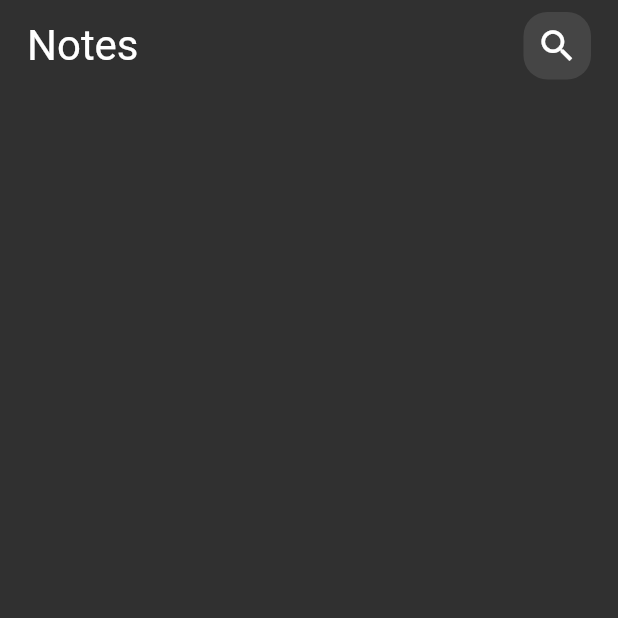
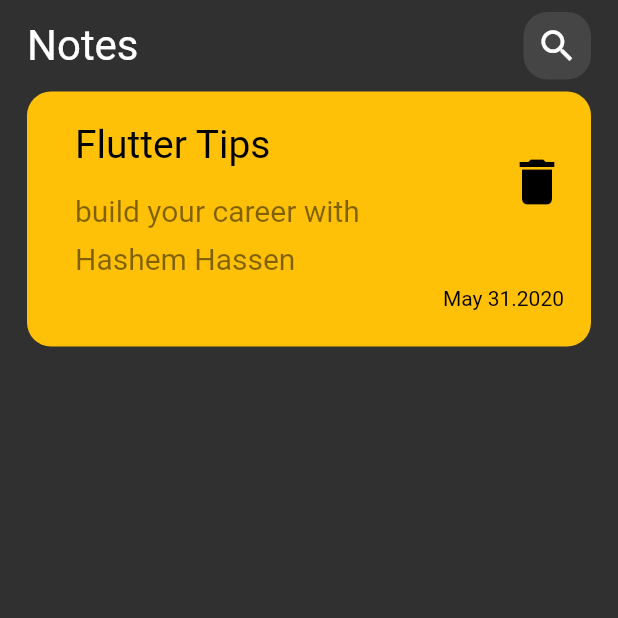
Before and after one commit to hashem2770/note-app, a Flutter app: the screen it shows after launch, on a phone screen of 412 x 824 dp, the top half of it. Run offline on Flutter 3.47's test engine with Material 2 defaults, Android fonts, the phone set to English and light mode, and no system bars.

Commit message:
create custom NoteItem

```diff
--- /dev/null
+++ b/lib/views/widgets/custom_note_item.dart
@@ -0,0 +1,48 @@
+import 'package:flutter/material.dart';
+
+class NoteItem extends StatelessWidget {
+  const NoteItem({Key? key, required this.title, required this.subTitle})
+      : super(key: key);
+  final String title;
+  final String subTitle;
+
+  @override
+  Widget build(BuildContext context) {
+    return Container(
+      padding: const EdgeInsets.only(top: 16,bottom: 16,left: 16),
+      decoration: BoxDecoration(
+        color: Colors.amber,
+        borderRadius: BorderRadius.circular(16),
+      ),
+      child: Column(
+        crossAxisAlignment: CrossAxisAlignment.end,
+        children: [
+          ListTile(
+            title: Text(
+              title,
+              style: const TextStyle(color: Colors.black,fontSize: 26),
+            ),
+            subtitle: Padding(
+              padding: const EdgeInsets.only(top: 12.0),
+              child: Text(
+                subTitle,
+                style:  TextStyle(color: Colors.black.withOpacity(.5),fontSize: 20,height: 1.6),
+              ),
+            ),
+            trailing: IconButton(
+                onPressed: () {},
+                icon: const Icon(
+                  Icons.delete,
+                  color: Colors.black,
+                  size: 40,
+                )),
+          ),
+          const Padding(
+            padding:  EdgeInsets.only(right: 18.0,bottom: 8),
+            child: Text('May 31.2020', style:  TextStyle(color: Colors.black),),
+          ),
+        ],
+      ),
+    );
+  }
+}
--- a/lib/views/widgets/notes_view_body.dart
+++ b/lib/views/widgets/notes_view_body.dart
@@ -1,4 +1,5 @@
 import 'package:flutter/material.dart';
+import 'package:note_app/views/widgets/custom_note_item.dart';
 
 import 'custom_app_bar.dart';
 
@@ -11,8 +12,11 @@ class NotesViewBody extends StatelessWidget {
       child: Padding(
         padding: const EdgeInsets.symmetric(horizontal: 18.0),
         child: Column(
-          children:const [
-            CustomAppBar()
+          children: const [
+            CustomAppBar(),
+            NoteItem(
+                title: 'Flutter Tips',
+                subTitle: 'build your career with Hashem Hassen'),
           ],
         ),
       ),
--- a/pubspec.yaml
+++ b/pubspec.yaml
@@ -35,6 +35,7 @@ dependencies:
   # The following adds the Cupertino Icons font to your application.
   # Use with the CupertinoIcons class for iOS style icons.
   cupertino_icons: ^1.0.2
+  font_awesome_flutter: ^10.4.0
 
 dev_dependencies:
   flutter_test:
```
Also changed, not shown: pubspec.lock.
